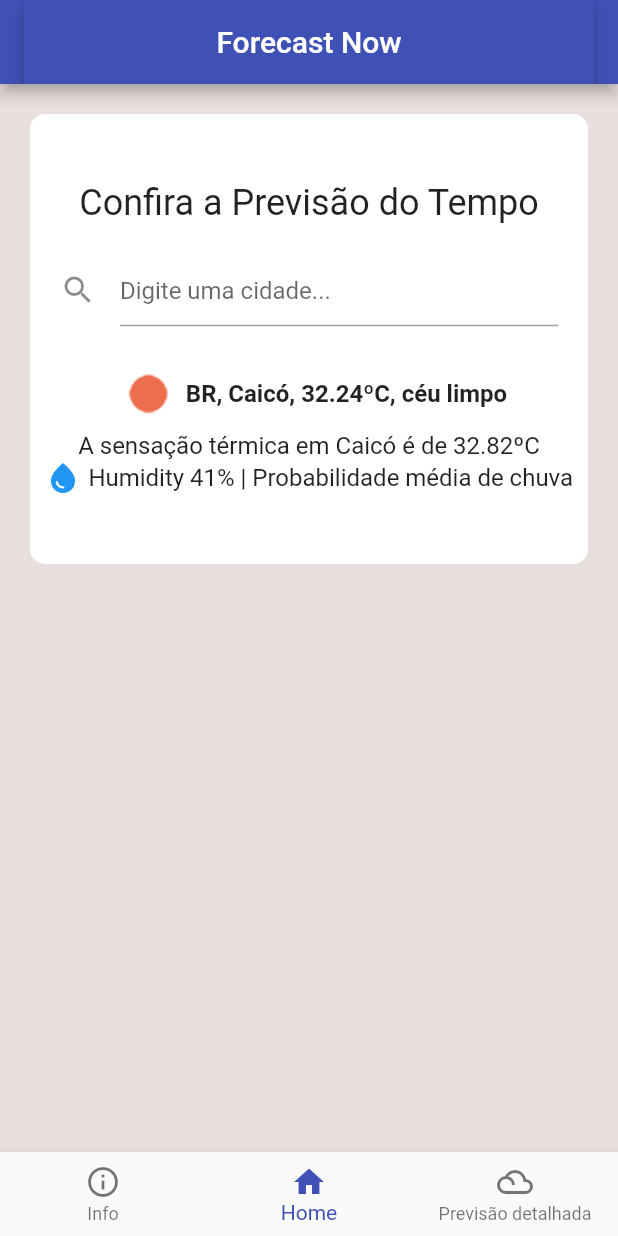
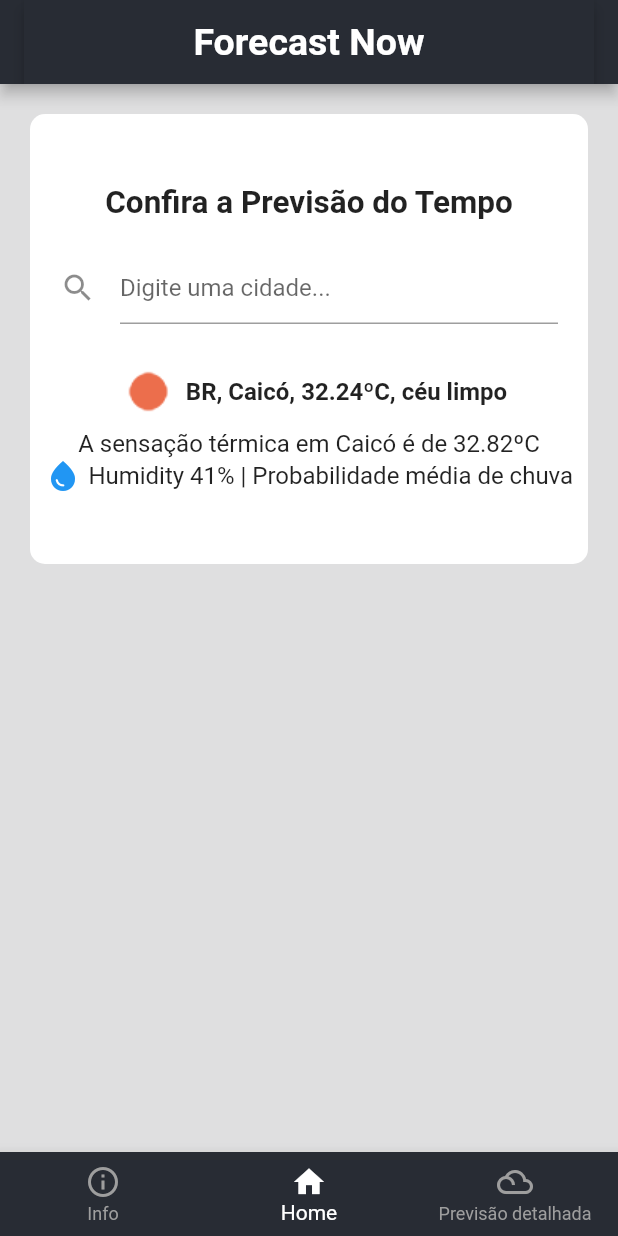
Before and after one commit to ricsjs/forecast-now-flutter, a Flutter app: the screen it shows after launch, on a phone screen of 412 x 824 dp. Run offline on Flutter 3.47's test engine with Material 2 defaults, Android fonts, the phone set to English and light mode, and no system bars; our stand-ins replace flutter_hooks.

Commit message:
feat: colors corrections (#6)

```diff
--- a/lib/main.dart
+++ b/lib/main.dart
@@ -12,14 +12,29 @@ class MyApp extends StatelessWidget {
   Widget build(BuildContext context) {
     return MaterialApp(
         theme: ThemeData(
-          primarySwatch: Colors.indigo,
+          primarySwatch: MaterialColor(
+            0xFF282C34, // Valor hexadecimal da cor
+            <int, Color>{
+              50: Color.fromRGBO(40, 44, 52,
+                  1), // Define a cor para diferentes tons (opcional)
+              100: Color.fromRGBO(40, 44, 52, 1),
+              200: Color.fromRGBO(40, 44, 52, 1),
+              300: Color.fromRGBO(40, 44, 52, 1),
+              400: Color.fromRGBO(40, 44, 52, 1),
+              500: Color.fromRGBO(40, 44, 52, 1),
+              600: Color.fromRGBO(40, 44, 52, 1),
+              700: Color.fromRGBO(40, 44, 52, 1),
+              800: Color.fromRGBO(40, 44, 52, 1),
+              900: Color.fromRGBO(40, 44, 52, 1),
+            },
+          ),
         ),
         debugShowCheckedModeBanner: false, // Removendo o banner de debug
         home: Scaffold(
-          backgroundColor: Color.fromARGB(229, 230, 219, 219),
+          backgroundColor: Color.fromARGB(217, 217, 217, 219),
           appBar: AppBar(title: NewAppBar()),
           body: Padding(
-            padding: EdgeInsets.all(20.0),
+            padding: const EdgeInsets.all(20.0),
             child: Container(
               height: 300,
               decoration: BoxDecoration(
@@ -33,7 +48,7 @@ class MyApp extends StatelessWidget {
                 children: [
                   Text(
                     'Confira a Previsão do Tempo',
-                    style: TextStyle(fontSize: 24),
+                    style: TextStyle(fontSize: 21, fontWeight: FontWeight.bold),
                   ),
                   Padding(
                     padding: EdgeInsets.symmetric(
@@ -95,7 +110,10 @@ class NewAppBar extends StatelessWidget {
   Widget build(BuildContext context) {
     return AppBar(
         title: const Center(
-      child: Text("Forecast Now"),
+      child: Text(
+        "Forecast Now",
+        style: TextStyle(fontWeight: FontWeight.bold, fontSize: 25),
+      ),
     ));
   }
 }
@@ -111,18 +129,32 @@ class NewNavBar extends HookWidget {
   Widget build(BuildContext context) {
     var state = useState(1);
 
-    return BottomNavigationBar(
+    return Theme(
+      data: Theme.of(context).copyWith(
+        canvasColor:
+            Color.fromRGBO(40, 44, 52, 1), // Defina a cor de fundo desejada
+        bottomNavigationBarTheme: BottomNavigationBarThemeData(),
+      ),
+      child: BottomNavigationBar(
         onTap: (index) {
           state.value = index;
           tocaramNoBotao;
         },
         currentIndex: state.value,
+        unselectedIconTheme: IconThemeData(
+            color: Colors
+                .grey), // Define a cor dos ícones não selecionados como branco
+        selectedIconTheme: IconThemeData(color: Colors.white),
+        selectedItemColor: Colors.white,
+        unselectedItemColor: Colors.grey,
         items: const [
-        BottomNavigationBarItem(label: "Info", icon: Icon(Icons.info_outline)),
+          BottomNavigationBarItem(
+              label: "Info", icon: Icon(Icons.info_outline)),
           BottomNavigationBarItem(label: "Home", icon: Icon(Icons.home)),
           BottomNavigationBarItem(
-            label: "Previsão detalhada", icon: Icon(Icons.filter_drama ))
+              label: "Previsão detalhada", icon: Icon(Icons.filter_drama))
         ],
+      ),
     );
   }
 }
```
Also changed, not shown: pubspec.lock. Lines whose indentation alone changed are shown as unchanged.
